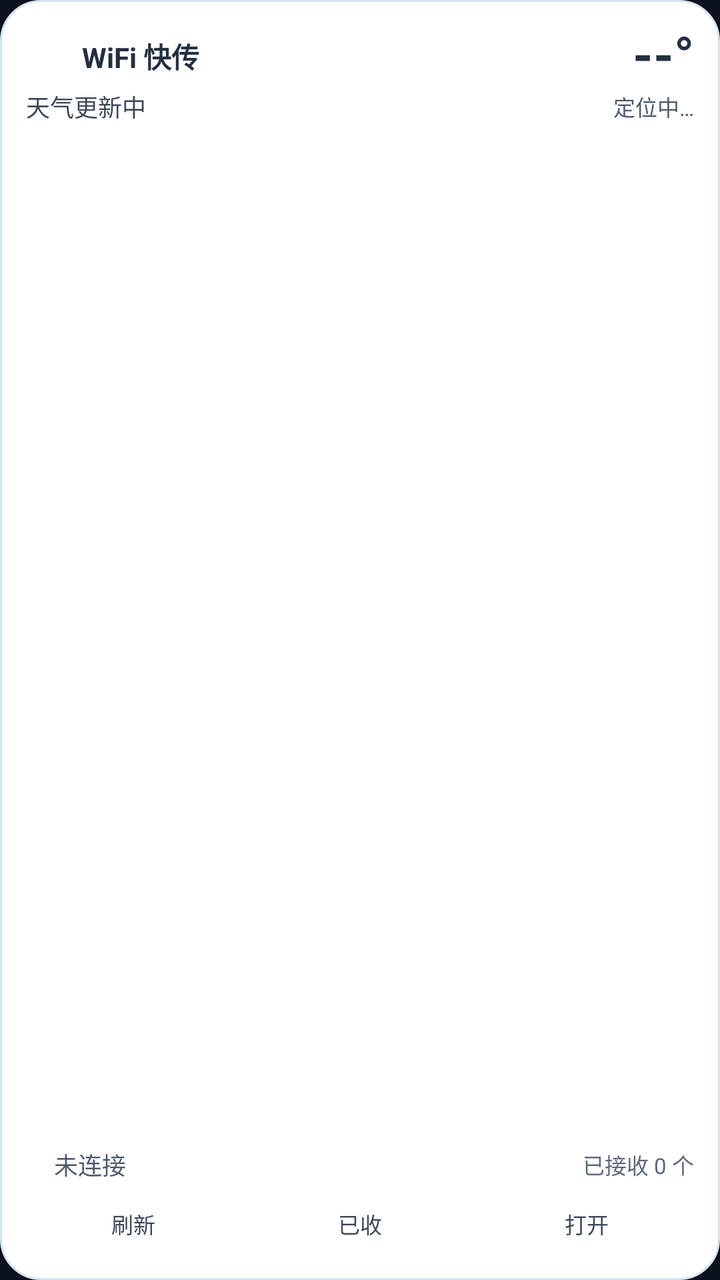
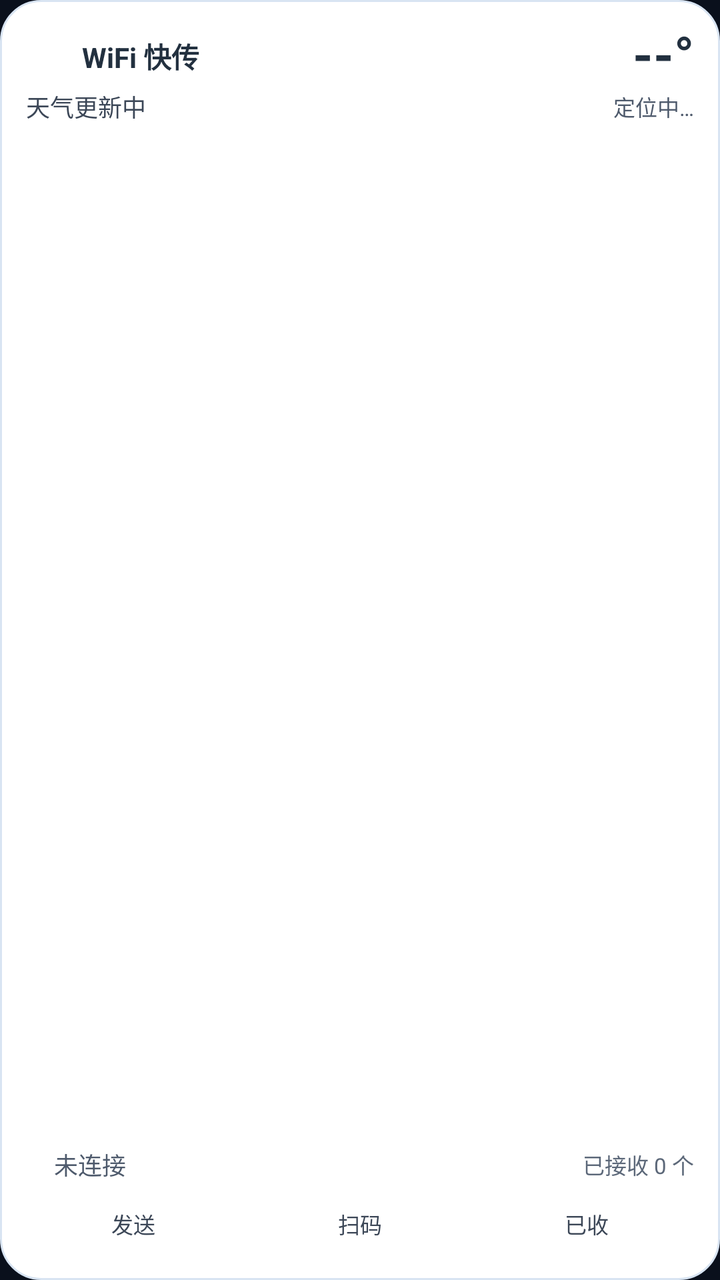

Before-and-after screenshots of an Android layout around one commit, followed by the original layout XML and the change that was made.
<!-- AndroidManifest.xml: application theme Theme.Myzuoye -->
<!-- res/layout/widget_transfer_large.xml -->
<?xml version="1.0" encoding="utf-8"?>
<FrameLayout xmlns:android="http://schemas.android.com/apk/res/android"
    android:id="@+id/widgetRoot"
    android:layout_width="match_parent"
    android:layout_height="match_parent"
    android:background="@drawable/widget_bg">

    <ImageView
        android:id="@+id/widgetScene"
        android:layout_width="match_parent"
        android:layout_height="match_parent"
        android:importantForAccessibility="no"
        android:scaleType="fitXY" />

    
    <ImageView
        android:id="@+id/widgetCelestial"
        android:layout_width="86dp"
        android:layout_height="86dp"
        android:layout_gravity="end|top"
        android:layout_marginTop="10dp"
        android:layout_marginEnd="12dp"
        android:importantForAccessibility="no"
        android:scaleType="fitCenter" />

    <LinearLayout
        android:layout_width="match_parent"
        android:layout_height="match_parent"
        android:orientation="vertical"
        android:padding="13dp">

        
        <LinearLayout
            android:layout_width="match_parent"
            android:layout_height="wrap_content"
            android:gravity="center_vertical"
            android:orientation="horizontal">

            <ImageView
                android:id="@+id/widgetIcon"
                android:layout_width="22dp"
                android:layout_height="22dp"
                android:contentDescription="@string/widget_title"
                android:src="@mipmap/ic_launcher_round_my" />

            <TextView
                android:id="@+id/widgetTitle"
                android:layout_width="0dp"
                android:layout_height="wrap_content"
                android:layout_marginStart="6dp"
                android:layout_weight="1"
                android:ellipsize="end"
                android:maxLines="1"
                android:text="@string/widget_title"
                android:textColor="#22303F"
                android:textSize="14sp"
                android:textStyle="bold" />

            <TextView
                android:id="@+id/widgetTemp"
                android:layout_width="wrap_content"
                android:layout_height="wrap_content"
                android:includeFontPadding="false"
                android:maxLines="1"
                android:text="@string/widget_temp_unknown"
                android:textColor="#22303F"
                android:textSize="26sp"
                android:textStyle="bold" />
        </LinearLayout>

        
        <LinearLayout
            android:layout_width="match_parent"
            android:layout_height="wrap_content"
            android:layout_marginTop="1dp"
            android:gravity="center_vertical"
            android:orientation="horizontal">

            <TextView
                android:id="@+id/widgetCondition"
                android:layout_width="0dp"
                android:layout_height="wrap_content"
                android:layout_weight="1"
                android:ellipsize="end"
                android:maxLines="1"
                android:text="@string/widget_weather_loading"
                android:textColor="#3C4757"
                android:textSize="12sp" />

            <TextView
                android:id="@+id/widgetCity"
                android:layout_width="wrap_content"
                android:layout_height="wrap_content"
                android:layout_marginStart="6dp"
                android:ellipsize="end"
                android:maxLines="1"
                android:text="@string/widget_weather_locating"
                android:textColor="#4E5A6C"
                android:textSize="11sp" />
        </LinearLayout>

        
        <ImageView
            android:id="@+id/widgetChart"
            android:layout_width="match_parent"
            android:layout_height="0dp"
            android:layout_marginTop="4dp"
            android:layout_weight="1"
            android:importantForAccessibility="no"
            android:scaleType="fitXY" />

        
        <TextView
            android:id="@+id/widgetDetail"
            android:layout_width="match_parent"
            android:layout_height="wrap_content"
            android:ellipsize="end"
            android:maxLines="1"
            android:textColor="#4E5A6C"
            android:textSize="11sp" />

        
        <ProgressBar
            android:id="@+id/widgetProgress"
            style="?android:attr/progressBarStyleHorizontal"
            android:layout_width="match_parent"
            android:layout_height="4dp"
            android:layout_marginTop="4dp"
            android:max="100"
            android:progress="0"
            android:progressDrawable="@drawable/bg_progress"
            android:visibility="gone" />

        
        <LinearLayout
            android:layout_width="match_parent"
            android:layout_height="wrap_content"
            android:gravity="center_vertical"
            android:orientation="horizontal"
            android:paddingTop="3dp">

            <ImageView
                android:id="@+id/widgetDot"
                android:layout_width="9dp"
                android:layout_height="9dp"
                android:contentDescription="@string/widget_status_label"
                android:src="@drawable/widget_dot" />

            <TextView
                android:id="@+id/widgetStatus"
                android:layout_width="wrap_content"
                android:layout_height="wrap_content"
                android:layout_marginStart="5dp"
                android:maxLines="1"
                android:text="@string/widget_status_disconnected"
                android:textColor="#4E5A6C"
                android:textSize="12sp" />

            <TextView
                android:id="@+id/widgetReceived"
                android:layout_width="0dp"
                android:layout_height="wrap_content"
                android:layout_marginStart="6dp"
                android:layout_weight="1"
                android:ellipsize="end"
                android:gravity="end"
                android:maxLines="1"
                android:text="@string/widget_received_zero"
                android:textColor="#5C6879"
                android:textSize="11sp" />
        </LinearLayout>

        
        <LinearLayout
            android:layout_width="match_parent"
            android:layout_height="wrap_content"
            android:layout_marginTop="6dp"
            android:orientation="horizontal">

            <TextView
                android:id="@+id/widgetBtnRefresh"
                android:layout_width="0dp"
                android:layout_height="30dp"
                android:layout_weight="1"
                android:background="@drawable/widget_btn"
                android:contentDescription="@string/widget_btn_refresh_desc"
                android:gravity="center"
                android:text="@string/widget_btn_refresh"
                android:textColor="#3C4757"
                android:textSize="11sp" />

            <TextView
                android:id="@+id/widgetBtnFiles"
                android:layout_width="0dp"
                android:layout_height="30dp"
                android:layout_marginStart="6dp"
                android:layout_weight="1"
                android:background="@drawable/widget_btn"
                android:contentDescription="@string/widget_btn_files_desc"
                android:gravity="center"
                android:text="@string/widget_btn_files"
                android:textColor="#3C4757"
                android:textSize="11sp" />

            <TextView
                android:id="@+id/widgetBtnOpen"
                android:layout_width="0dp"
                android:layout_height="30dp"
                android:layout_marginStart="6dp"
                android:layout_weight="1"
                android:background="@drawable/widget_btn"
                android:contentDescription="@string/widget_btn_open_desc"
                android:gravity="center"
                android:text="@string/widget_btn_open"
                android:textColor="#3C4757"
                android:textSize="11sp" />
        </LinearLayout>
    </LinearLayout>
</FrameLayout>
<!-- resources referenced by this layout -->
<resources>
  <!-- drawable bg_progress (drawable) -->
  <?xml version="1.0" encoding="utf-8"?>
  <layer-list xmlns:android="http://schemas.android.com/apk/res/android">
      <item android:id="@android:id/background">
          <shape android:shape="rectangle">
              <solid android:color="#26FFFFFF" />
              <corners android:radius="6dp" />
          </shape>
      </item>
      <item android:id="@android:id/progress">
          <clip>
              <shape android:shape="rectangle">
                  <gradient
                      android:angle="0"
                      android:centerColor="#3B82F6"
                      android:endColor="#A78BFA"
                      android:startColor="#22D3EE" />
                  <corners android:radius="6dp" />
              </shape>
          </clip>
      </item>
  </layer-list>
  <!-- drawable widget_bg (drawable) -->
  <?xml version="1.0" encoding="utf-8"?>
  <shape xmlns:android="http://schemas.android.com/apk/res/android"
      android:shape="rectangle">
      <solid android:color="#FFFFFF" />
      <corners android:radius="20dp" />
      <stroke
          android:width="1dp"
          android:color="#D8E4F2" />
  </shape>
  <!-- drawable widget_btn (drawable) -->
  <?xml version="1.0" encoding="utf-8"?>
  <shape xmlns:android="http://schemas.android.com/apk/res/android"
      android:shape="rectangle">
      <solid android:color="#59FFFFFF" />
      <stroke
          android:width="1dp"
          android:color="#40FFFFFF" />
      <corners android:radius="9dp" />
  </shape>
  <!-- drawable widget_dot (drawable) -->
  <?xml version="1.0" encoding="utf-8"?>
  <shape xmlns:android="http://schemas.android.com/apk/res/android"
      android:shape="oval">
      <solid android:color="#FFFFFF" />
      <size
          android:width="10dp"
          android:height="10dp" />
  </shape>
  <!-- mipmap ic_launcher_round_my (mipmap-anydpi-v26) -->
  <?xml version="1.0" encoding="utf-8"?>
  <adaptive-icon xmlns:android="http://schemas.android.com/apk/res/android">
      <background android:drawable="@android:color/black" />
      <foreground android:drawable="@drawable/ic_launcher_tofu_fg" />
      <monochrome android:drawable="@drawable/ic_launcher_tofu_mono" />
  </adaptive-icon>
  <string name="widget_btn_files">已收</string>
  <string name="widget_btn_files_desc">查看已接收的文件</string>
  <string name="widget_btn_open">打开</string>
  <string name="widget_btn_open_desc">打开 WiFi 快传</string>
  <string name="widget_btn_refresh">刷新</string>
  <string name="widget_btn_refresh_desc">立即刷新天气</string>
  <string name="widget_received_zero">已接收 0 个</string>
  <string name="widget_status_disconnected">未连接</string>
  <string name="widget_status_label">连接状态</string>
  <string name="widget_temp_unknown">--°</string>
  <string name="widget_title">WiFi 快传</string>
  <string name="widget_weather_loading">天气更新中</string>
  <string name="widget_weather_locating">定位中…</string>
  <style name="Theme.Myzuoye" parent="Base.Theme.Myzuoye" />
  <color name="primary">#3B82F6</color>
  <color name="primary_light">#60A5FA</color>
  <color name="bg_grad_top">#0A101C</color>
  <color name="text_primary">#EDF2FF</color>
  <color name="text_secondary">#9FB0CC</color>
  <color name="surface">#141B2B</color>
  <color name="surface_variant">#1E2739</color>
  <!-- drawable bg_dialog (drawable) -->
  <?xml version="1.0" encoding="utf-8"?>
  <shape xmlns:android="http://schemas.android.com/apk/res/android"
      android:shape="rectangle">
      <solid android:color="#FF141B2B" />
      <stroke
          android:width="1dp"
          android:color="#33FFFFFF" />
      <corners android:radius="20dp" />
  </shape>
  <style name="Animation.Myzuoye.Dialog" parent="@android:style/Animation.Dialog">
          <item name="android:windowEnterAnimation">@anim/dialog_enter</item>
          <item name="android:windowExitAnimation">@anim/dialog_exit</item>
      </style>
  <!-- unchanged entries left out for length: 4 -->
</resources>

<!-- the commit's change to res/layout/widget_transfer_large.xml (unified diff, before → after) -->
@@ -107,7 +107,7 @@
             android:layout_marginTop="4dp"
             android:layout_weight="1"
             android:importantForAccessibility="no"
-            android:scaleType="fitXY" />
+            android:scaleType="fitCenter" />
 
         
         <TextView
@@ -133,6 +133,7 @@
 
         
         <LinearLayout
+            android:id="@+id/widgetStatusRow"
             android:layout_width="match_parent"
             android:layout_height="wrap_content"
             android:gravity="center_vertical"
@@ -172,20 +173,34 @@
 
         
         <LinearLayout
+            android:id="@+id/widgetBtnRow"
             android:layout_width="match_parent"
             android:layout_height="wrap_content"
             android:layout_marginTop="6dp"
             android:orientation="horizontal">
 
             <TextView
-                android:id="@+id/widgetBtnRefresh"
+                android:id="@+id/widgetBtnSend"
                 android:layout_width="0dp"
                 android:layout_height="30dp"
                 android:layout_weight="1"
                 android:background="@drawable/widget_btn"
-                android:contentDescription="@string/widget_btn_refresh_desc"
+                android:contentDescription="@string/widget_btn_send_desc"
                 android:gravity="center"
-                android:text="@string/widget_btn_refresh"
+                android:text="@string/widget_btn_send"
+                android:textColor="#3C4757"
+                android:textSize="11sp" />
+
+            <TextView
+                android:id="@+id/widgetBtnScan"
+                android:layout_width="0dp"
+                android:layout_height="30dp"
+                android:layout_marginStart="6dp"
+                android:layout_weight="1"
+                android:background="@drawable/widget_btn"
+                android:contentDescription="@string/widget_btn_scan_desc"
+                android:gravity="center"
+                android:text="@string/widget_btn_scan"
                 android:textColor="#3C4757"
                 android:textSize="11sp" />
 
@@ -201,19 +216,20 @@
                 android:text="@string/widget_btn_files"
                 android:textColor="#3C4757"
                 android:textSize="11sp" />
-
-            <TextView
-                android:id="@+id/widgetBtnOpen"
-                android:layout_width="0dp"
-                android:layout_height="30dp"
-                android:layout_marginStart="6dp"
-                android:layout_weight="1"
-                android:background="@drawable/widget_btn"
-                android:contentDescription="@string/widget_btn_open_desc"
-                android:gravity="center"
-                android:text="@string/widget_btn_open"
-                android:textColor="#3C4757"
-                android:textSize="11sp" />
-        </LinearLayout>
+        </LinearLayout>
+
+        
+        <TextView
+            android:id="@+id/widgetBtnCancel"
+            android:layout_width="match_parent"
+            android:layout_height="30dp"
+            android:layout_marginTop="6dp"
+            android:background="@drawable/widget_btn"
+            android:contentDescription="@string/widget_btn_cancel_desc"
+            android:gravity="center"
+            android:text="@string/widget_btn_cancel"
+            android:textColor="#3C4757"
+            android:textSize="11sp"
+            android:visibility="gone" />
     </LinearLayout>
 </FrameLayout>
<!-- resource entries referenced after the edit -->
@@ -58,12 +58,14 @@
       <foreground android:drawable="@drawable/ic_launcher_tofu_fg" />
       <monochrome android:drawable="@drawable/ic_launcher_tofu_mono" />
   </adaptive-icon>
+  <string name="widget_btn_cancel">取消传输</string>
+  <string name="widget_btn_cancel_desc">中断当前传输</string>
   <string name="widget_btn_files">已收</string>
   <string name="widget_btn_files_desc">查看已接收的文件</string>
-  <string name="widget_btn_open">打开</string>
-  <string name="widget_btn_open_desc">打开 WiFi 快传</string>
-  <string name="widget_btn_refresh">刷新</string>
-  <string name="widget_btn_refresh_desc">立即刷新天气</string>
+  <string name="widget_btn_scan">扫码</string>
+  <string name="widget_btn_scan_desc">扫二维码连接对方</string>
+  <string name="widget_btn_send">发送</string>
+  <string name="widget_btn_send_desc">选择文件并发送</string>
   <string name="widget_received_zero">已接收 0 个</string>
   <string name="widget_status_disconnected">未连接</string>
   <string name="widget_status_label">连接状态</string>
